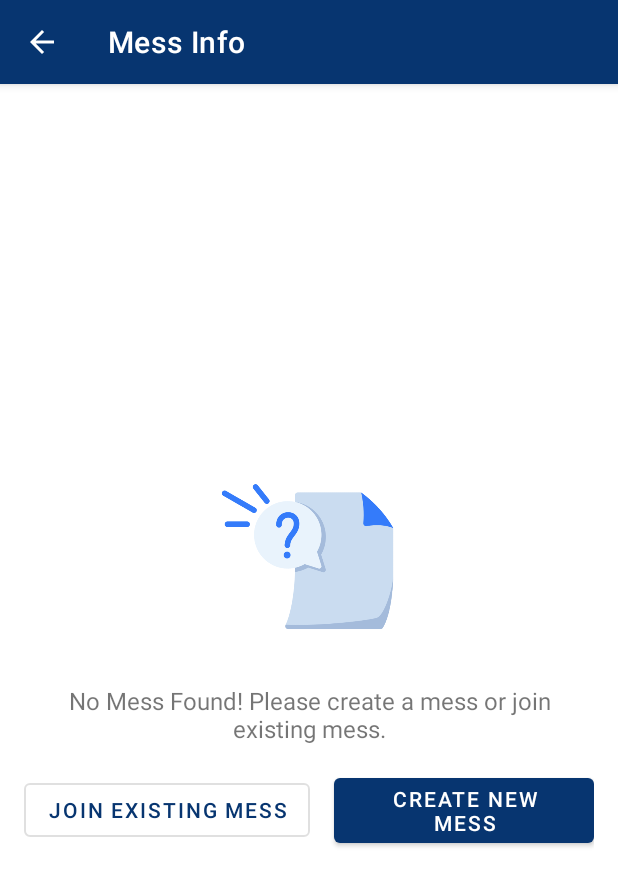
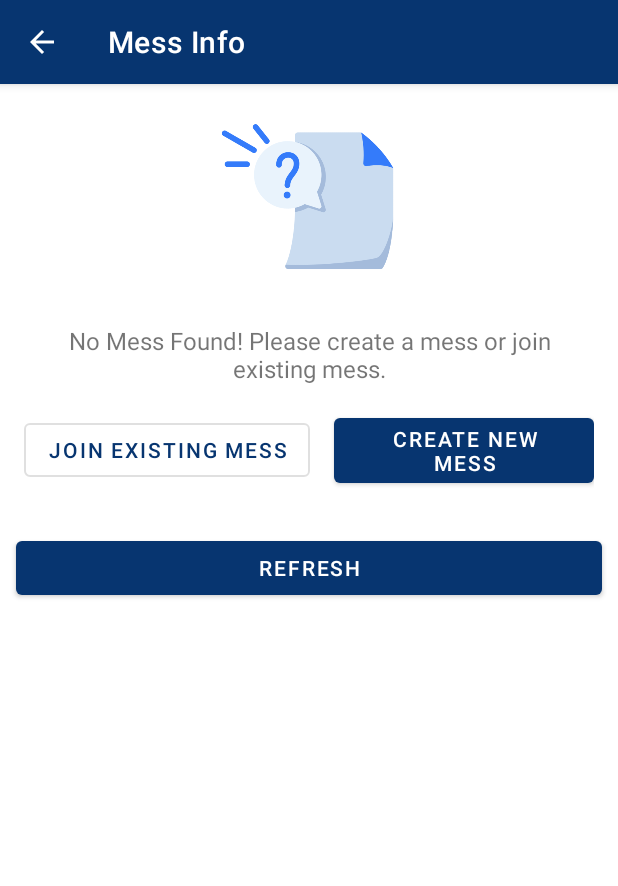
Before and after one commit to marufnwu/Meal-Management, an Android app: the MessInfoActivity screen opened directly, with no data from a screen before it, on a phone screen of 412 x 824 dp. Shown: the top 886 px of the screen. Run offline under Robolectric (Android 15) with nearby library versions, the phone set to English and light mode, and no system bars; our stand-ins replace Dagger/Hilt's generated code, Room's generated code, sdp/ssp sizes; libraries missing offline, so code that uses them is left out: io.paperdb; pictures from the network do not load; 1 statement that could not run was skipped.

Commit message:
Refactor MessInfoActivity layout, update Room database version, and enhance data handling

```diff
--- a/app/src/main/java/com/logicline/mydining/data/local/dao/MessUserDao.kt
+++ b/app/src/main/java/com/logicline/mydining/data/local/dao/MessUserDao.kt
@@ -16,7 +16,7 @@ import kotlinx.coroutines.flow.Flow
 @Dao
 interface MessUserDao {
     @Transaction
-    @Query("SELECT * FROM mess_user LIMIT 1")
+    @Query("SELECT * FROM mess_user ORDER BY ID DESC LIMIT 1 ")
     fun getMessUser(): Flow<MessUserWithRelations?>
 
     @Insert(onConflict = OnConflictStrategy.REPLACE)
@@ -34,15 +34,37 @@ interface MessUserDao {
     @Insert(onConflict = OnConflictStrategy.REPLACE)
     suspend fun insertPermissions(permissions: List<PermissionEntity>)
 
+    @Query("DELETE FROM mess_user")
+    suspend fun clearMessUser()
+
+    @Query("DELETE FROM user")
+    suspend fun clearUser()
+
+    @Query("DELETE FROM mess")
+    suspend fun clearMess()
+
+    @Query("DELETE FROM role")
+    suspend fun clearRole()
+
+    @Query("DELETE FROM permissions")
+    suspend fun clearPermissions()
+
     @Transaction
     suspend fun insertFullMessUser(
-        messUser: MessUserEntity,
+        messUser: MessUserEntity?,
         user: UserEntity?,
         mess: MessEntity?,
         role: RoleEntity?,
         permissions: List<PermissionEntity>?
     ) {
-        insertMessUser(messUser)
+        clearPermissions()
+        clearRole()
+        clearMess()
+        clearUser()
+        clearMessUser()
+        messUser?.let {
+            insertMessUser(messUser)
+        }
         user?.let {
             insertUser(user)
 
--- a/app/src/main/java/com/logicline/mydining/data/local/db/AppDatabase.kt
+++ b/app/src/main/java/com/logicline/mydining/data/local/db/AppDatabase.kt
@@ -17,7 +17,7 @@ import com.logicline.mydining.data.local.entities.UserEntity
         RoleEntity::class,
         PermissionEntity::class
     ],
-    version = 1
+    version = 3
 )
 abstract class AppDatabase : RoomDatabase() {
     abstract fun messUserDao(): MessUserDao
--- a/app/src/main/java/com/logicline/mydining/data/local/entities/RoleEntity.kt
+++ b/app/src/main/java/com/logicline/mydining/data/local/entities/RoleEntity.kt
@@ -3,7 +3,7 @@ package com.logicline.mydining.data.local.entities
 import androidx.room.Entity
 import androidx.room.PrimaryKey
 
-@Entity(tableName = "roles")
+@Entity(tableName = "role")
 data class RoleEntity(
     @PrimaryKey val id: Long,
     val messId: Long,
--- a/app/src/main/java/com/logicline/mydining/data/local/entities/UserEntity.kt
+++ b/app/src/main/java/com/logicline/mydining/data/local/entities/UserEntity.kt
@@ -3,7 +3,7 @@ package com.logicline.mydining.data.local.entities
 import androidx.room.Entity
 import androidx.room.PrimaryKey
 
-@Entity(tableName = "users")
+@Entity(tableName = "user")
 data class UserEntity(
     @PrimaryKey val id: Int,
     val name: String,
@@ -14,8 +14,6 @@ data class UserEntity(
     val phone: String?,
     val gender: String,
     val city: String?,
-    val password: String,
-    val rememberToken: String?,
     val status: String,
     val joinDate: String?,
     val leaveDate: String?,
--- a/app/src/main/java/com/logicline/mydining/data/local/relations/MessUserWithRelations.kt
+++ b/app/src/main/java/com/logicline/mydining/data/local/relations/MessUserWithRelations.kt
@@ -65,8 +65,6 @@ fun MessUserWithRelations.toDomainModel(): MessUser {
                 phone = it.phone,
                 gender = it.gender,
                 city = it.city,
-                password = it.password,
-                rememberToken = it.rememberToken,
                 status = it.status,
                 joinDate = it.joinDate,
                 leaveDate = it.leaveDate,
--- a/app/src/main/java/com/logicline/mydining/data/models/MessUser.kt
+++ b/app/src/main/java/com/logicline/mydining/data/models/MessUser.kt
@@ -53,8 +53,6 @@ fun MessUser.toRoomModel(): MessUserWithRelations {
             phone = user.phone,
             gender = user.gender,
             city = user.city,
-            password = user.password,
-            rememberToken = user.rememberToken,
             status = user.status,
             joinDate = user.joinDate,
             leaveDate = user.leaveDate,
--- a/app/src/main/java/com/logicline/mydining/data/models/User.kt
+++ b/app/src/main/java/com/logicline/mydining/data/models/User.kt
@@ -34,10 +34,6 @@ data class User(
     val gender: String,
     @SerializedName("city")
     val city: String?,
-    @SerializedName("password")
-    val password: String,
-    @SerializedName("remember_token")
-    val rememberToken: String?,
     @SerializedName("status")
     val status: String,
     @SerializedName("join_date")
--- a/app/src/main/java/com/logicline/mydining/data/repository/MessRepository.kt
+++ b/app/src/main/java/com/logicline/mydining/data/repository/MessRepository.kt
@@ -12,16 +12,18 @@ class MessRepository @Inject constructor(
 ) {
     suspend fun createMess(name: String) = myApi.createMess(name)
 
-    suspend fun getMessUser(): Flow<MessUserWithRelations?> = messUserDao.getMessUser()
+    suspend fun getCurrentMessUser(): Flow<MessUserWithRelations?> = messUserDao.getMessUser()
 
-    suspend fun saveMessUserLocally(messUser: MessUserWithRelations) {
+    suspend fun saveMessUserLocally(messUser: MessUserWithRelations?) {
         // extract related entities and save via insertFullMessUser
         messUserDao.insertFullMessUser(
-            messUser = messUser.messUser,
-            user = messUser.user,
-            mess = messUser.mess,
-            role = messUser.role,
-            permissions = messUser.permissions
+            messUser = messUser?.messUser,
+            user = messUser?.user,
+            mess = messUser?.mess,
+            role = messUser?.role,
+            permissions = messUser?.permissions
         )
     }
+
+    suspend fun getMessUser() = myApi.messUser()
 }
--- a/app/src/main/java/com/logicline/mydining/di/DatabaseModule.kt
+++ b/app/src/main/java/com/logicline/mydining/di/DatabaseModule.kt
@@ -22,7 +22,9 @@ object DatabaseModule {
             context,
             AppDatabase::class.java,
             "my_dining_db"
-        ).build()
+        ).
+        fallbackToDestructiveMigration().
+        build()
     }
 
     @Provides
--- a/app/src/main/java/com/logicline/mydining/ui/activities/MessInfoActivity.kt
+++ b/app/src/main/java/com/logicline/mydining/ui/activities/MessInfoActivity.kt
@@ -1,6 +1,7 @@
 package com.logicline.mydining.ui.activities
 
 import android.os.Bundle
+import android.util.Log
 import android.widget.EditText
 import com.logicline.mydining.R
 import com.logicline.mydining.databinding.ActivityMessInfoBinding
@@ -22,6 +23,7 @@ import androidx.activity.viewModels
 import androidx.lifecycle.Lifecycle
 import androidx.lifecycle.lifecycleScope
 import androidx.lifecycle.repeatOnLifecycle
+import com.google.gson.Gson
 import com.logicline.mydining.data.DataState
 import com.logicline.mydining.ui.viewmodels.MessViewModel
 import dagger.hilt.android.AndroidEntryPoint
@@ -48,8 +50,8 @@ class MessInfoActivity : BaseActivity() {
         setContentView(binding.root)
         loadingDialog = LoadingDialog(this)
         //getMessInfo()
-        setData(LocalDB.getUserData()?.messUser?.mess)
-
+//        setData(LocalDB.getUserData()?.messUser?.mess)
+//
         initViews()
 
         setCollectors()
@@ -60,6 +62,7 @@ class MessInfoActivity : BaseActivity() {
         lifecycleScope.launch {
             repeatOnLifecycle(Lifecycle.State.STARTED) {
                 viewModel.messUserUser.collect { state ->
+                    Log.d("", "setCollectors: ${state.javaClass.simpleName} "+ Gson().toJson(state))
                     when (state) {
                         is DataState.Loading -> {
                             loadingDialog.show()
@@ -90,6 +93,10 @@ class MessInfoActivity : BaseActivity() {
 
 
         })
+
+        binding.btnRefresh.setOnClickListener {
+            viewModel.syncCurrentMessUser()
+        }
     }
     private fun createMess(name: String) {
         viewModel.createMess(name)
@@ -146,6 +153,7 @@ class MessInfoActivity : BaseActivity() {
                 binding.txtMessId.text = data.id.toString()
                 binding.txtMessCreated.text = data.createdAt.toString()
                 binding.txtStatus.text = MessStatus.fromValue(data.status)?.value?: "Undefined"
+                binding.statusView.hideStatusView()
             }
         }else{
             binding.statusView.setStatus(StatusView.StatusType.EMPTY, "No Mess Found! Please create a mess or join existing mess.")
--- a/app/src/main/java/com/logicline/mydining/ui/viewmodels/MessViewModel.kt
+++ b/app/src/main/java/com/logicline/mydining/ui/viewmodels/MessViewModel.kt
@@ -3,6 +3,7 @@ package com.logicline.mydining.ui.viewmodels
 import android.util.Log
 import androidx.lifecycle.ViewModel
 import androidx.lifecycle.viewModelScope
+import com.google.gson.Gson
 import com.logicline.mydining.data.DataState
 import com.logicline.mydining.data.local.relations.toDomainModel
 import com.logicline.mydining.data.models.Mess
@@ -15,6 +16,7 @@ import kotlinx.coroutines.delay
 import kotlinx.coroutines.flow.MutableStateFlow
 import kotlinx.coroutines.flow.StateFlow
 import kotlinx.coroutines.flow.asStateFlow
+import kotlinx.coroutines.flow.distinctUntilChanged
 import kotlinx.coroutines.launch
 import javax.inject.Inject
 
@@ -27,23 +29,45 @@ class MessViewModel @Inject constructor (
     val messUserUser: StateFlow<DataState<MessUser?>> = _messUserState.asStateFlow()
 
     init {
-        _messUserState.value = DataState.Loading()
+        loadCurrentMessUser()
+    }
+
+    fun loadCurrentMessUser() {
         viewModelScope.launch {
-            messRepository.getMessUser().collect { messUser ->
-                _messUserState.value = DataState.Success(data = messUser?.toDomainModel())
-                Log.d(TAG, ": "+_messUserState.value)
-
-                repeat(5) { i ->
-                    delay(5000L) // 5 seconds delay between updates
-
-                    val simulatedUser = _messUserState.value.data?.copy( mess = _messUserState.value.data!!.mess?.copy(name = "Name $i")) // simulate different data
-                    messRepository.saveMessUserLocally(simulatedUser!!.toRoomModel())
-
-                    Log.d("Test", "Updated MessUser with id = $i")
-                }
+            messRepository.getCurrentMessUser()
+                .collect { messUser ->
+                val data = DataState.Success(data = messUser?.toDomainModel());
+                _messUserState.value = data
+                Log.d(TAG, "loadCurrentMessUser: "+ Gson().toJson(data))
             }
         }
     }
+
+    fun syncCurrentMessUser() {
+        viewModelScope.launch {
+
+            val result = safeApiCall {
+                messRepository.getMessUser()
+            }
+
+            when (result) {
+                is DataState.Success -> {
+                    result.data?.let { messUser ->
+                        // Save to local Room DB
+                        messUser.toRoomModel().let {
+                            messRepository.saveMessUserLocally(it)
+                        }
+                    }
+                }
+                is DataState.Error -> {
+                    messRepository.saveMessUserLocally(null)
+                    return@launch
+                }
+                else -> Unit
+            }
+        }
+    }
+
 
     fun createMess(name:String) {
         viewModelScope.launch {
@@ -60,8 +84,6 @@ class MessViewModel @Inject constructor (
                         messUser.toRoomModel().let {
                             messRepository.saveMessUserLocally(it)
                         }
-
-
                     }
                 }
                 is DataState.Error -> {
@@ -70,8 +92,6 @@ class MessViewModel @Inject constructor (
                 }
                 else -> Unit
             }
-
-            _messUserState.value = result
         }
     }
 
--- a/app/src/main/res/layout/activity_mess_info.xml
+++ b/app/src/main/res/layout/activity_mess_info.xml
@@ -2,6 +2,7 @@
 <LinearLayout xmlns:android="http://schemas.android.com/apk/res/android"
     xmlns:app="http://schemas.android.com/apk/res-auto"
     xmlns:tools="http://schemas.android.com/tools"
+    android:orientation="vertical"
     android:layout_width="match_parent"
     android:layout_height="match_parent"
     tools:context=".ui.activities.MessInfoActivity">
@@ -11,11 +12,15 @@
     <com.logicline.mydining.ui.custom.StatusView
         android:id="@+id/status_view"
         android:layout_width="match_parent"
-        android:layout_height="match_parent"
+        android:layout_height="wrap_content"
         app:statusMessage="No internet connection"
         app:statusImage="@drawable/empty"
         app:positiveButtonText="Create New Mess"
         app:negativeButtonText="Join Existing Mess">
+        <LinearLayout
+            android:orientation="vertical"
+            android:layout_width="match_parent"
+            android:layout_height="wrap_content">
             <androidx.cardview.widget.CardView
                 android:elevation="@dimen/_8sdp"
                 android:layout_margin="@dimen/_10sdp"
@@ -129,6 +134,16 @@
 
                 </LinearLayout>
             </androidx.cardview.widget.CardView>
+
+
+        </LinearLayout>
     </com.logicline.mydining.ui.custom.StatusView>
 
+    <com.google.android.material.button.MaterialButton
+        android:id="@+id/btnRefresh"
+        android:text="Refresh"
+        android:layout_margin="@dimen/_8sdp"
+        android:layout_width="match_parent"
+        android:layout_height="wrap_content"/>
+
 </LinearLayout>
```
Also changed, not shown: app/src/main/java/com/logicline/mydining/network/MyApi.kt (+9 -0 lines). Lines whose indentation alone changed are shown as unchanged.
